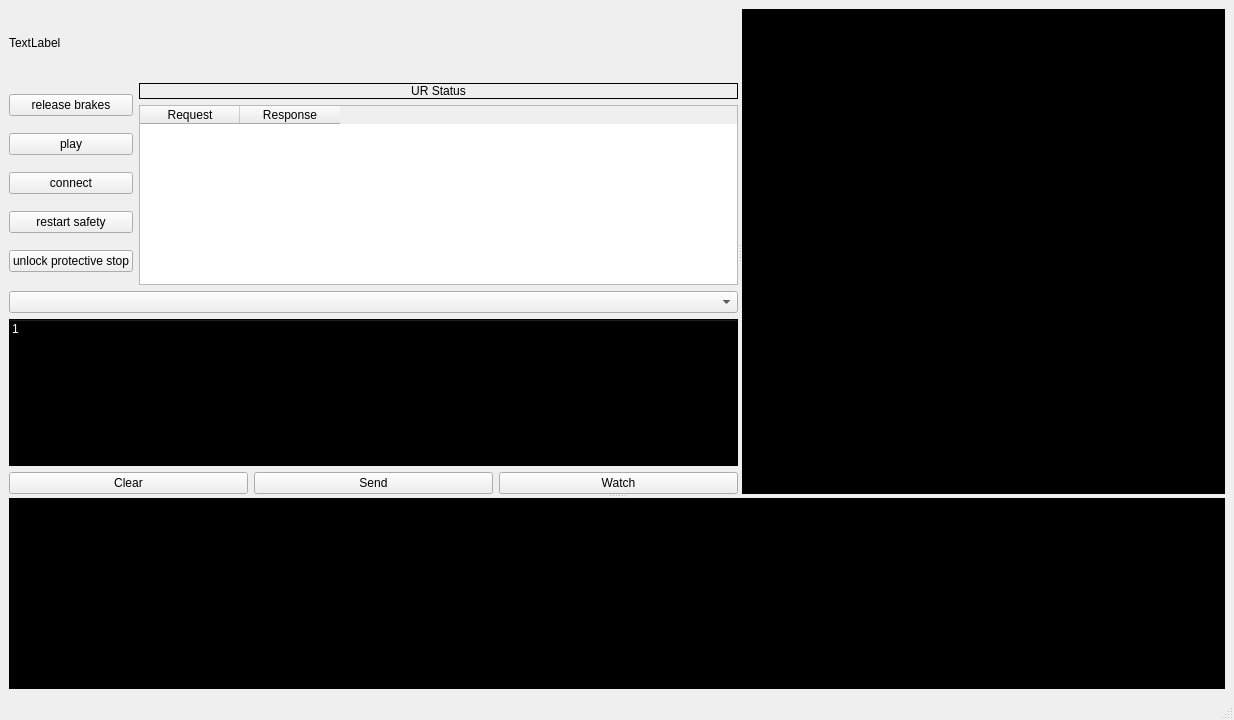
Qt form ui/drt_ur.ui (NASA-JSC-Robotics/drt_ur_gui) before a commit.
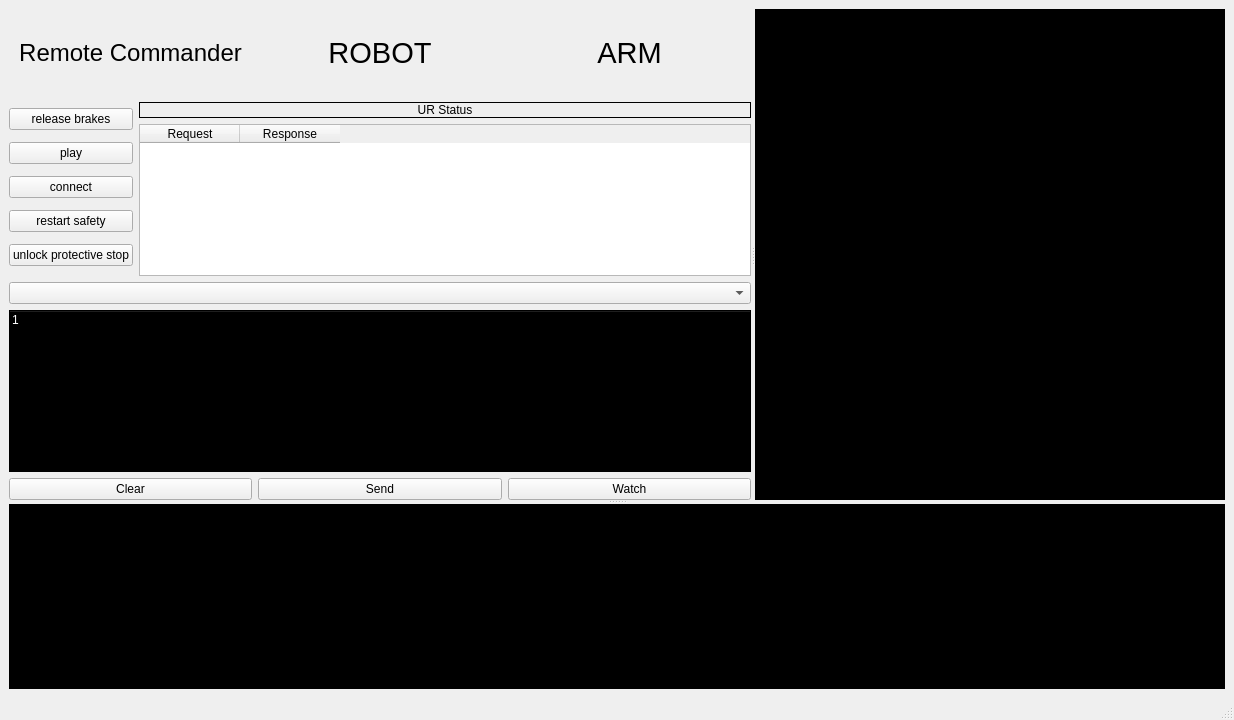
The same form after that commit.

Commit message: checkpoint commit, setting up params passed by yaml for robot integration

```diff
--- a/ui/drt_ur.ui
+++ b/ui/drt_ur.ui
@@ -25,13 +25,58 @@
         <enum>Qt::Horizontal</enum>
        </property>
        <widget class="QWidget" name="layoutWidget">
-        <layout class="QVBoxLayout" name="verticalLayout_4" stretch="1,3,3">
+        <layout class="QVBoxLayout" name="verticalLayout_4" stretch="2,4,5">
          <item>
-          <widget class="QLabel" name="label_window">
-           <property name="text">
-            <string>TextLabel</string>
-           </property>
-          </widget>
+          <layout class="QHBoxLayout" name="horizontalLayout_3">
+           <item>
+            <widget class="QLabel" name="label_logo">
+             <property name="font">
+              <font>
+               <pointsize>18</pointsize>
+              </font>
+             </property>
+             <property name="text">
+              <string>Remote Commander</string>
+             </property>
+             <property name="alignment">
+              <set>Qt::AlignCenter</set>
+             </property>
+             <property name="wordWrap">
+              <bool>true</bool>
+             </property>
+            </widget>
+           </item>
+           <item>
+            <widget class="QLabel" name="label_robot">
+             <property name="font">
+              <font>
+               <pointsize>22</pointsize>
+              </font>
+             </property>
+             <property name="text">
+              <string>ROBOT</string>
+             </property>
+             <property name="alignment">
+              <set>Qt::AlignCenter</set>
+             </property>
+            </widget>
+           </item>
+           <item>
+            <widget class="QLabel" name="label_arm">
+             <property name="font">
+              <font>
+               <pointsize>22</pointsize>
+              </font>
+             </property>
+             <property name="text">
+              <string>ARM</string>
+             </property>
+             <property name="alignment">
+              <set>Qt::AlignCenter</set>
+             </property>
+            </widget>
+           </item>
+          </layout>
          </item>
          <item>
           <layout class="QHBoxLayout" name="horizontalLayout_2">
```
The commit also changes 2 other files.
